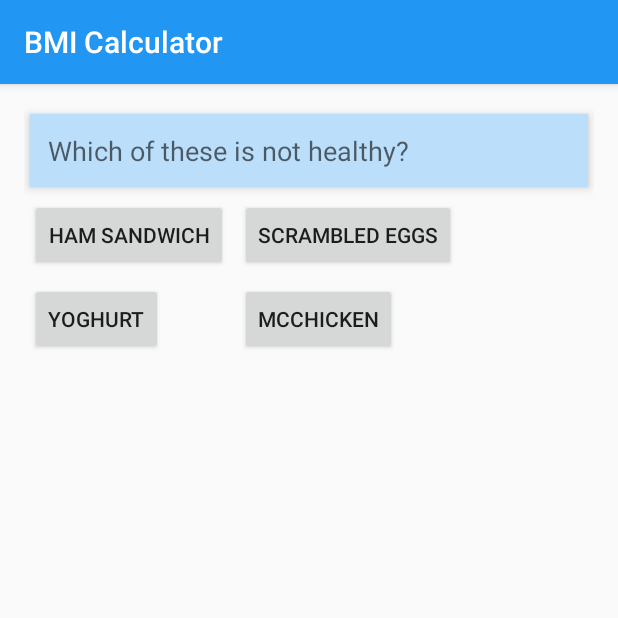
After one commit to bastianek321/pamo, an Android app: the QuizActivity screen opened directly, with no data from a screen before it, on a phone screen of 412 x 824 dp, the top half of it. The commit adds this screen. Run offline under Robolectric (Android 15) with nearby library versions, the phone set to English and light mode, and no system bars.

Commit message:
Add quiz

```diff
--- a/Tipper/app/src/main/AndroidManifest.xml
+++ b/Tipper/app/src/main/AndroidManifest.xml
@@ -21,6 +21,7 @@
             </intent-filter>
         </activity>
         <activity android:name=".MainActivity" />
+        <activity android:name=".QuizActivity"/>
     </application>
 
 </manifest>
--- /dev/null
+++ b/Tipper/app/src/main/java/com/example/tipper/Question.java
@@ -0,0 +1,44 @@
+package com.example.tipper;
+
+import java.util.ArrayList;
+import java.util.List;
+
+public class Question {
+    private String question;
+    private List<String> answers;
+    private String correctAnswer;
+
+    public Question(String correctAnswer, String question) {
+        this.answers = new ArrayList<>();
+        this.correctAnswer = correctAnswer;
+        this.question = question;
+    }
+
+    public List<String> getAnswers() {
+        return answers;
+    }
+
+    public void setAnswers(List<String> answers) {
+        this.answers = answers;
+    }
+
+    public String getCorrectAnswer() {
+        return correctAnswer;
+    }
+
+    public void setCorrectAnswer(String correctAnswer) {
+        this.correctAnswer = correctAnswer;
+    }
+
+    public String getQuestion() {
+        return question;
+    }
+
+    public void setQuestion(String question) {
+        this.question = question;
+    }
+
+    public void addAnswer(String answer){
+        this.answers.add(answer);
+    }
+}
--- /dev/null
+++ b/Tipper/app/src/main/java/com/example/tipper/QuizActivity.java
@@ -0,0 +1,121 @@
+package com.example.tipper;
+
+import android.os.Bundle;
+import android.view.View;
+import android.widget.Button;
+import android.widget.TextView;
+
+import androidx.appcompat.app.AppCompatActivity;
+
+import java.util.ArrayList;
+import java.util.List;
+
+public class QuizActivity extends AppCompatActivity {
+    private List<Question> questionList;
+    private TextView questionsTextView;
+    private Button buttonA;
+    private Button buttonB;
+    private Button buttonC;
+    private Button buttonD;
+    private int currentQuestion;
+    private int score;
+    private int maxPoints;
+
+    @Override
+    protected void onCreate(Bundle savedInstanceData) {
+        super.onCreate(savedInstanceData);
+        setContentView(R.layout.activity_quiz);
+        questionList = new ArrayList<>();
+        setUpQuestions();
+        maxPoints = questionList.size();
+        score = 0;
+        currentQuestion = 0;
+
+        questionsTextView = findViewById(R.id.questionTextView);
+        buttonA = findViewById(R.id.answer_A_button);
+        buttonB = findViewById(R.id.answer_B_button);
+        buttonC = findViewById(R.id.answer_C_button);
+        buttonD = findViewById(R.id.answer_D_button);
+        if (currentQuestion == 0) {
+            questionsTextView.setText(questionList.get(0).getQuestion());
+            buttonA.setText(questionList.get(0).getAnswers().get(0));
+            buttonB.setText(questionList.get(0).getAnswers().get(1));
+            buttonC.setText(questionList.get(0).getAnswers().get(2));
+            buttonD.setText(questionList.get(0).getAnswers().get(3));
+        }
+
+        buttonA.setOnClickListener(new View.OnClickListener() {
+            @Override
+            public void onClick(View view){
+                if(buttonA.getText().equals(questionList.get(currentQuestion).getCorrectAnswer())){
+                    score ++;
+                }
+                prepareNextQuestion();
+            }
+        });
+        buttonB.setOnClickListener(new View.OnClickListener() {
+            @Override
+            public void onClick(View view){
+                if(buttonB.getText().equals(questionList.get(currentQuestion).getCorrectAnswer())){
+                    score ++;
+                }
+                prepareNextQuestion();
+            }
+        });
+        buttonC.setOnClickListener(new View.OnClickListener() {
+            @Override
+            public void onClick(View view){
+                if(buttonC.getText().equals(questionList.get(currentQuestion).getCorrectAnswer())){
+                    score ++;
+                }
+                prepareNextQuestion();
+            }
+        });
+        buttonD.setOnClickListener(new View.OnClickListener() {
+            @Override
+            public void onClick(View view){
+                if(buttonD.getText().equals(questionList.get(currentQuestion).getCorrectAnswer())){
+                    score ++;
+                }
+                prepareNextQuestion();
+            }
+        });
+    }
+
+    private void prepareNextQuestion(){
+        currentQuestion ++;
+        System.out.println(currentQuestion);
+        if(currentQuestion < questionList.size()){
+            questionsTextView.setText(questionList.get(currentQuestion).getQuestion());
+            buttonA.setText(questionList.get(currentQuestion).getAnswers().get(0));
+            buttonB.setText(questionList.get(currentQuestion).getAnswers().get(1));
+            buttonC.setText(questionList.get(currentQuestion).getAnswers().get(2));
+            buttonD.setText(questionList.get(currentQuestion).getAnswers().get(3));
+        } else {
+            buttonA.setVisibility(View.INVISIBLE);
+            buttonB.setVisibility(View.INVISIBLE);
+            buttonC.setVisibility(View.INVISIBLE);
+            buttonD.setVisibility(View.INVISIBLE);
+            questionsTextView.setText(String.format("You've earned %d out of %d points!", score, maxPoints));
+        }
+    }
+
+    private void setUpQuestions() {
+        Question firstQuestion = new Question("McChicken",
+                "Which of these is not healthy?");
+        firstQuestion.addAnswer("Ham Sandwich");
+        firstQuestion.addAnswer("Scrambled eggs");
+        firstQuestion.addAnswer("Yoghurt");
+        firstQuestion.addAnswer("McChicken");
+        Question secondQuestion = new Question("20-25",
+                "Which BMI range represents what every human should strive for?");
+        secondQuestion.addAnswer("20-25");
+        secondQuestion.addAnswer("15-19");
+        secondQuestion.addAnswer("25-30");
+        secondQuestion.addAnswer("30-35");
+        questionList.add(firstQuestion);
+        questionList.add(secondQuestion);
+    }
+
+
+}
--- /dev/null
+++ b/Tipper/app/src/main/res/layout/activity_quiz.xml
@@ -0,0 +1,49 @@
+<?xml version="1.0" encoding="utf-8"?>
+<GridLayout xmlns:android="http://schemas.android.com/apk/res/android"
+    xmlns:tools="http://schemas.android.com/tools"
+    android:layout_width="match_parent"
+    android:layout_height="wrap_content"
+    android:columnCount="2"
+    android:paddingLeft="@dimen/activity_horizontal_margin"
+    android:paddingTop="@dimen/activity_vertical_margin"
+    android:paddingRight="@dimen/activity_horizontal_margin"
+    android:paddingBottom="@dimen/activity_vertical_margin"
+    android:useDefaultMargins="true"
+    tools:context=".MainActivity">
+
+    <TextView
+        android:id="@+id/questionTextView"
+        android:layout_width="wrap_content"
+        android:layout_height="wrap_content"
+        android:layout_row="0"
+        android:layout_rowSpan="2"
+        android:layout_column="0"
+        android:layout_columnSpan="2"
+        android:layout_gravity="fill_horizontal"
+        android:background="@color/amount_background"
+        android:elevation="@dimen/elevation"
+        android:padding="@dimen/textview_padding"
+        android:textAppearance="?android:attr/textAppearanceMedium" />
+
+    <Button
+        android:id="@+id/answer_A_button"
+        android:layout_width="wrap_content"
+        android:layout_height="wrap_content" />
+
+    <Button
+        android:id="@+id/answer_B_button"
+        android:layout_width="wrap_content"
+        android:layout_height="wrap_content" />
+
+    <Button
+        android:id="@+id/answer_C_button"
+        android:layout_width="wrap_content"
+        android:layout_height="wrap_content" />
+
+    <Button
+        android:id="@+id/answer_D_button"
+        android:layout_width="wrap_content"
+        android:layout_height="wrap_content" />
+
+
+</GridLayout>
--- a/Tipper/app/src/main/res/values/strings.xml
+++ b/Tipper/app/src/main/res/values/strings.xml
@@ -5,6 +5,7 @@
     <string name="enter_age">Enter age in years</string>
     <string name="total">BMI</string>
     <string name="calculate_button">Calculate your BMI!</string>
+    <string name="quiz_button">Start quiz!</string>
     <string name="calculate_bmi_button">Calculate!</string>
     <string name="recipes_button">Show example recipes</string>
     <string name="recipe_first">Dorsza pokroić na porcje (jeśli był mrożony - rozmrozić dokładnie i osuszyć). Doprawić solą oraz pieprzem, delikatnie obtoczyć w skrobi lub mące.
```
Also changed, not shown: Tipper/app/src/main/java/com/example/tipper/HomeScreen.java (+8 -1 lines), Tipper/app/src/main/res/layout/activity_home_screen.xml (+10 -0 lines).
